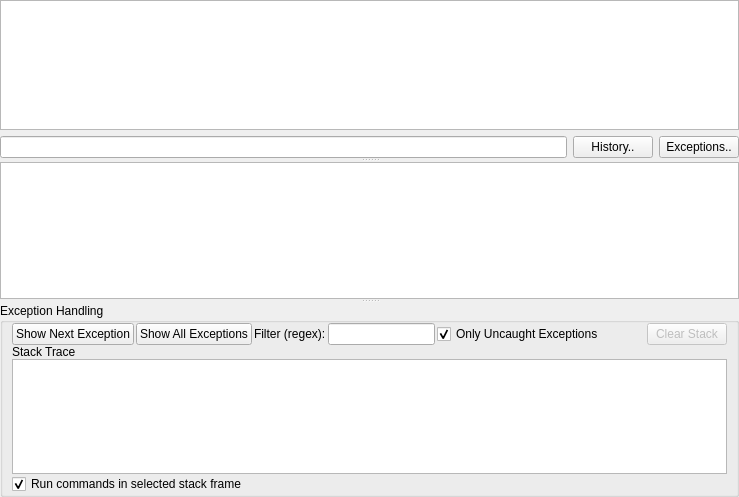
Above: pyqtgraph/console/template.ui from pyqtgraph/pyqtgraph before the change. Below: the same form after it.
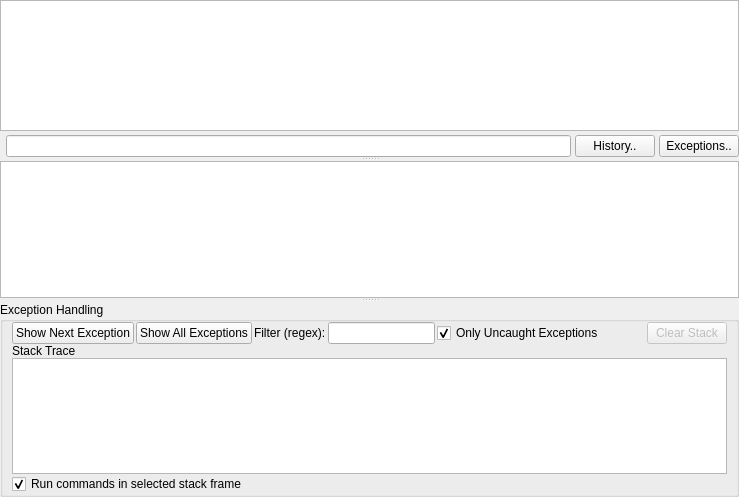
That is the form after the change. Custom widgets are drawn as their Qt base class.

Commit message: change spacing and margins in console template

Patch:
```diff
--- a/pyqtgraph/console/template.ui
+++ b/pyqtgraph/console/template.ui
@@ -36,6 +36,9 @@
      </property>
      <widget class="QWidget" name="layoutWidget">
       <layout class="QVBoxLayout" name="verticalLayout">
+       <property name="spacing">
+        <number>4</number>
+       </property>
        <item>
         <widget class="QPlainTextEdit" name="output">
          <property name="font">
@@ -51,6 +54,9 @@
        </item>
        <item>
         <layout class="QHBoxLayout" name="horizontalLayout">
+         <property name="leftMargin">
+          <number>6</number>
+         </property>
          <item>
           <widget class="CmdInput" name="input"/>
          </item>
```
The commit also changes 1 other file.
